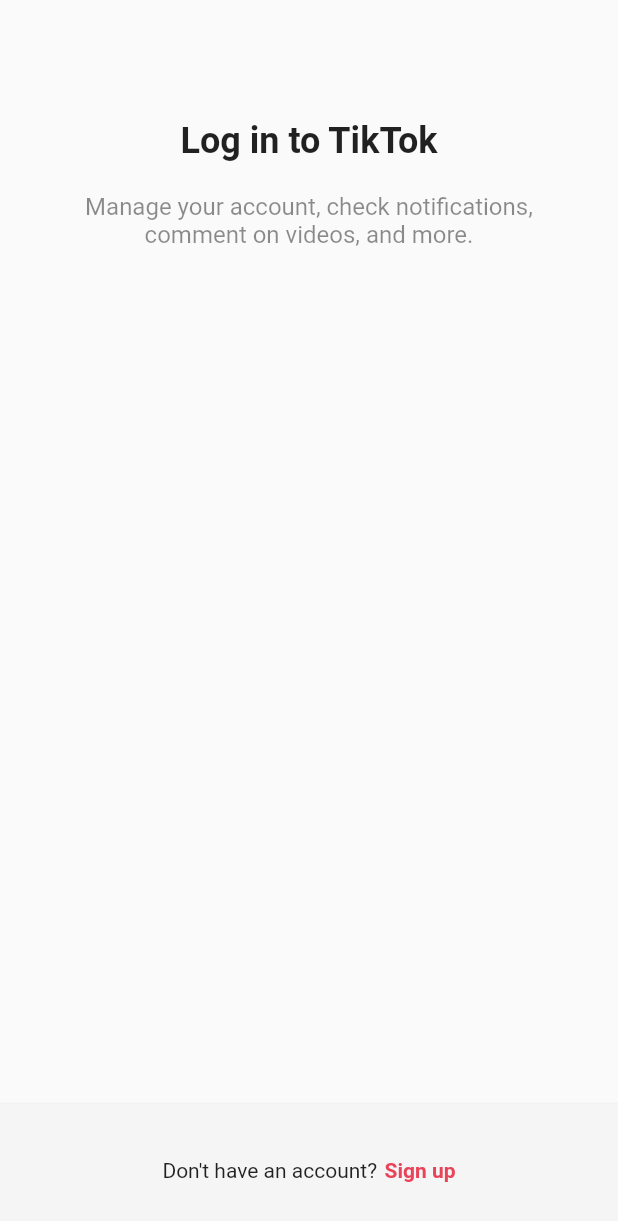
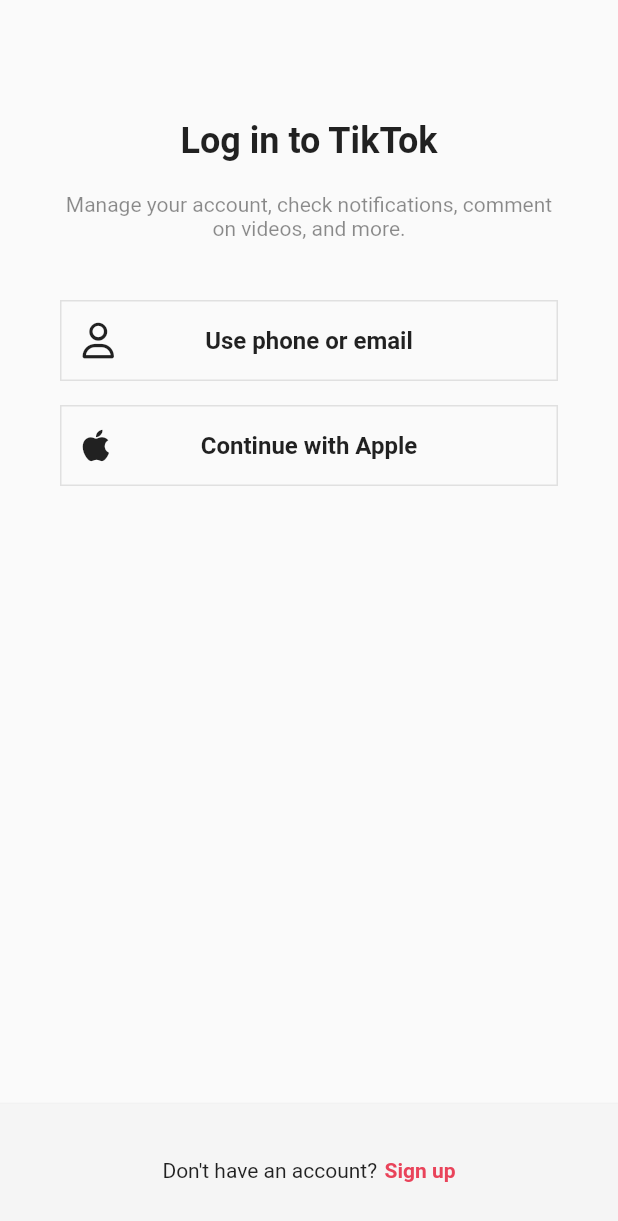
Before and after one commit to helious23/tiktok_clone, a Flutter app: the screen it shows after launch, after a tap on "Log in", on a phone screen of 412 x 824 dp. Shown: the top 1221 px of the screen. Run offline on Flutter 3.47's test engine with Material 2 defaults, Android fonts, the phone set to English and light mode, and no system bars; our stand-ins replace font_awesome_flutter.

Commit message:
4.2 AuthButton

```diff
--- a/lib/features/authentication/login_screen.dart
+++ b/lib/features/authentication/login_screen.dart
@@ -1,6 +1,8 @@
 import 'package:flutter/material.dart';
+import 'package:font_awesome_flutter/font_awesome_flutter.dart';
 import 'package:tiktok_clone/constants/gaps.dart';
 import 'package:tiktok_clone/constants/sizes.dart';
+import 'package:tiktok_clone/features/authentication/widgets/auth_button.dart';
 
 class LogInScreen extends StatelessWidget {
   const LogInScreen({super.key});
@@ -31,10 +33,20 @@ class LogInScreen extends StatelessWidget {
               Text(
                 "Manage your account, check notifications, comment on videos, and more.",
                 style: TextStyle(
-                  fontSize: Sizes.size16,
+                  fontSize: Sizes.size14,
                   color: Colors.black45,
                 ),
                 textAlign: TextAlign.center,
+              ),
+              Gaps.v40,
+              AuthButton(
+                icon: FaIcon(FontAwesomeIcons.user),
+                text: "Use phone or email",
+              ),
+              Gaps.v16,
+              AuthButton(
+                icon: FaIcon(FontAwesomeIcons.apple),
+                text: "Continue with Apple",
               ),
             ],
           ),
--- a/lib/features/authentication/sign_up_screen.dart
+++ b/lib/features/authentication/sign_up_screen.dart
@@ -1,4 +1,5 @@
 import 'package:flutter/material.dart';
+import 'package:font_awesome_flutter/font_awesome_flutter.dart';
 import 'package:tiktok_clone/constants/gaps.dart';
 import 'package:tiktok_clone/constants/sizes.dart';
 import 'package:tiktok_clone/features/authentication/login_screen.dart';
@@ -37,14 +38,21 @@ class SignUpScreen extends StatelessWidget {
               Text(
                 "Create a profile, follow other accounts, make your own videos, and more.",
                 style: TextStyle(
-                  fontSize: Sizes.size16,
+                  fontSize: Sizes.size14,
                   color: Colors.black45,
                 ),
                 textAlign: TextAlign.center,
               ),
               Gaps.v40,
-              AuthButton(text: "Use phone or email"),
-              AuthButton(text: "Continue with Apple"),
+              AuthButton(
+                icon: FaIcon(FontAwesomeIcons.user),
+                text: "Use phone or email",
+              ),
+              Gaps.v16,
+              AuthButton(
+                icon: FaIcon(FontAwesomeIcons.apple),
+                text: "Continue with Apple",
+              ),
             ],
           ),
         ),
--- a/lib/features/authentication/widgets/auth_button.dart
+++ b/lib/features/authentication/widgets/auth_button.dart
@@ -1,21 +1,20 @@
 import 'package:flutter/material.dart';
+import 'package:font_awesome_flutter/font_awesome_flutter.dart';
 import 'package:tiktok_clone/constants/sizes.dart';
 
 class AuthButton extends StatelessWidget {
   final String text;
+  final FaIcon icon;
 
-  const AuthButton({
-    super.key,
-    required this.text,
-  });
+  const AuthButton({super.key, required this.text, required this.icon});
 
   @override
   Widget build(BuildContext context) {
     return FractionallySizedBox(
       widthFactor: 1,
       child: Container(
-        padding: const EdgeInsets.symmetric(
-          vertical: Sizes.size14,
+        padding: const EdgeInsets.all(
+          Sizes.size14,
         ),
         decoration: BoxDecoration(
           border: Border.all(
@@ -23,7 +22,14 @@ class AuthButton extends StatelessWidget {
             width: Sizes.size1,
           ),
         ),
-        child: Text(
+        child: Stack(
+          alignment: Alignment.center,
+          children: [
+            Align(
+              alignment: Alignment.centerLeft,
+              child: icon,
+            ),
+            Text(
               text,
               style: const TextStyle(
                 fontSize: Sizes.size16,
@@ -31,6 +37,8 @@ class AuthButton extends StatelessWidget {
               ),
               textAlign: TextAlign.center,
             ),
+          ],
+        ),
       ),
     );
   }
```
Also changed, not shown: pubspec.yaml (+3 -4 lines), pubspec.lock. Lines whose indentation alone changed are shown as unchanged.
